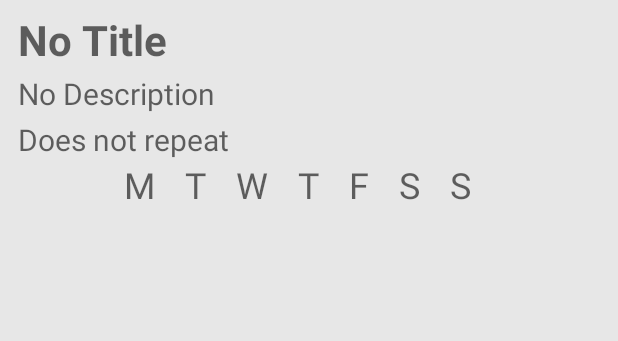
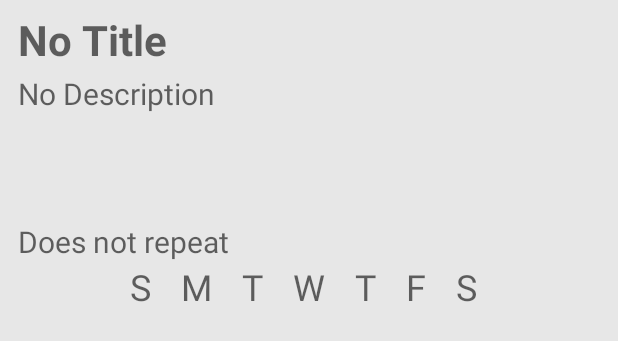
Before and after one commit to amizg/TaskMaster, an Android app: the layout expand_task_view.xml on its own in the app's theme, with its tools: preview values and no code run, on a phone screen of 412 x 824 dp. Shown: the top 341 px of the screen. Run offline under Robolectric (Android 15) with nearby library versions, the phone set to English and light mode, and no system bars; Roboto replaces fonts that are not available here.

```diff
--- a/app/src/main/res/layout/expand_task_view.xml
+++ b/app/src/main/res/layout/expand_task_view.xml
@@ -30,7 +30,7 @@
         android:id="@+id/taskRepeatsOn"
         android:layout_width="match_parent"
         android:layout_height="wrap_content"
-        android:layout_below="@id/taskDesc"
+        android:layout_below="@id/selectedDateText"
         android:paddingTop="3dp"
         android:paddingLeft="12dp"
         android:hint="Does not repeat"
@@ -58,6 +58,7 @@
         android:hint="M"
         android:textSize="24sp"
         android:layout_toLeftOf="@id/tueText"
+        android:layout_marginLeft="20dp"
         style="@style/DateText"/>
     <TextView
         android:id="@+id/tueText"
@@ -74,10 +75,11 @@
         android:layout_width="wrap_content"
         android:layout_height="wrap_content"
         android:layout_below="@id/taskRepeatsOn"
+        android:layout_centerHorizontal="true"
         android:hint="W"
         android:textSize="24sp"
-        android:layout_toLeftOf="@id/thurText"
         android:layout_marginLeft="20dp"
+        android:layout_marginRight="20dp"
         style="@style/DateText"/>
 
     <TextView
@@ -85,10 +87,9 @@
         android:layout_width="wrap_content"
         android:layout_height="wrap_content"
         android:layout_below="@id/taskRepeatsOn"
-        android:layout_centerHorizontal="true"
         android:hint="T"
         android:textSize="24sp"
-        android:layout_marginLeft="20dp"
+        android:layout_toRightOf="@id/wedText"
         android:layout_marginRight="20dp"
         style="@style/DateText" />
     <TextView
@@ -118,8 +119,7 @@
         android:layout_below="@id/taskRepeatsOn"
         android:hint="S"
         android:textSize="24sp"
-        android:layout_toRightOf="@id/satText"
-        android:layout_marginRight="20dp"
+        android:layout_toLeftOf="@id/monText"
         style="@style/DateText"/>
 
 </RelativeLayout>
```
Also changed, not shown: app/src/main/java/com/example/taskapp/Fragments/RoutinesFragment.kt (+42 -0 lines).
